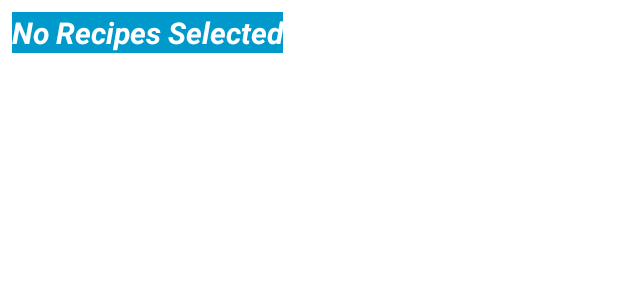
After one commit to jfrancodardengo/AppBaking, an Android app: the layout ingredients_list.xml on its own in the app's theme, with its tools: preview values and no code run, on a phone screen of 412 x 824 dp. The commit adds this screen. Shown: the top 300 px of the screen. Run offline under Robolectric (Android 15) with nearby library versions, the phone set to English and light mode, and no system bars.

Commit message:
18/01/18 - Parte do telefone feita com Widget funcionando.

```diff
--- /dev/null
+++ b/app/src/main/res/layout/ingredients_list.xml
@@ -0,0 +1,25 @@
+<?xml version="1.0" encoding="utf-8"?>
+<LinearLayout xmlns:android="http://schemas.android.com/apk/res/android"
+    android:orientation="vertical"
+    android:layout_width="match_parent"
+    android:layout_height="match_parent"
+    android:background="#FFF"
+    android:padding="@dimen/widget_margin">
+
+    <TextView
+        android:id="@+id/appwidget_text"
+        android:layout_width="wrap_content"
+        android:layout_height="wrap_content"
+        android:layout_margin="8dp"
+        android:background="#09C"
+        android:textColor="#ffffff"
+        android:textSize="20dp"
+        android:textStyle="bold|italic"
+        android:text="No Recipes Selected"/>
+
+    <ListView
+        android:id="@+id/list_all_ingredients_view"
+        android:layout_width="match_parent"
+        android:layout_height="match_parent"/>
+
+</LinearLayout>
--- a/app/src/main/res/values/dimens.xml
+++ b/app/src/main/res/values/dimens.xml
@@ -11,4 +11,10 @@
     <dimen name="text_size_button">14sp</dimen>
     <dimen name="text_size_no_internet">40sp</dimen>
     <dimen name="margin_left_recycler_recipe">20dp</dimen>
+
+    <!--
+Refer to App Widget Documentation for margin information
+http://developer.android.com/guide/topics/appwidgets/index.html#CreatingLayout
+    -->
+    <dimen name="widget_margin">8dp</dimen>
 </resources>
--- a/app/src/main/res/values/strings.xml
+++ b/app/src/main/res/values/strings.xml
@@ -10,4 +10,6 @@
     <string name="label_description">descrição</string>
     <string name="button_previous">Anterior</string>
     <string name="button_next">Próximo</string>
+    <string name="appwidget_text">EXAMPLE</string>
+    <string name="add_widget">Add widget</string>
 </resources>
```
Also changed, not shown: app/src/main/AndroidManifest.xml (+15 -0 lines), app/src/main/java/com/example/guto/appbaking/BakingWidget.java (added, +74 -0 lines), app/src/main/java/com/example/guto/appbaking/IngredientsWidgetService.java (added, +54 -0 lines), app/src/main/java/com/example/guto/appbaking/ListWidgetService.java (added, +114 -0 lines), app/src/main/java/com/example/guto/appbaking/adapters/RecipeListAdapter.java (+16 -0 lines), app/src/main/java/com/example/guto/appbaking/ui/MainActivity.java (+14 -0 lines), app/src/main/res/drawable/ic_cake_black_24dp.xml (added, +9 -0 lines), app/src/main/res/layout/baking_widget.xml (added, +14 -0 lines), app/src/main/res/values-v14/dimens.xml (added, +10 -0 lines), app/src/main/res/xml/baking_widget_info.xml (added, +10 -0 lines), app/src/main/res/drawable-nodpi/example_appwidget_preview.png (added).
